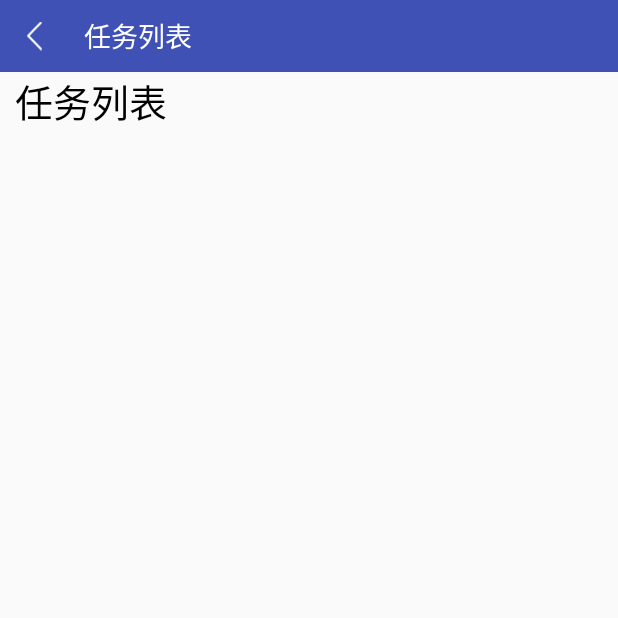
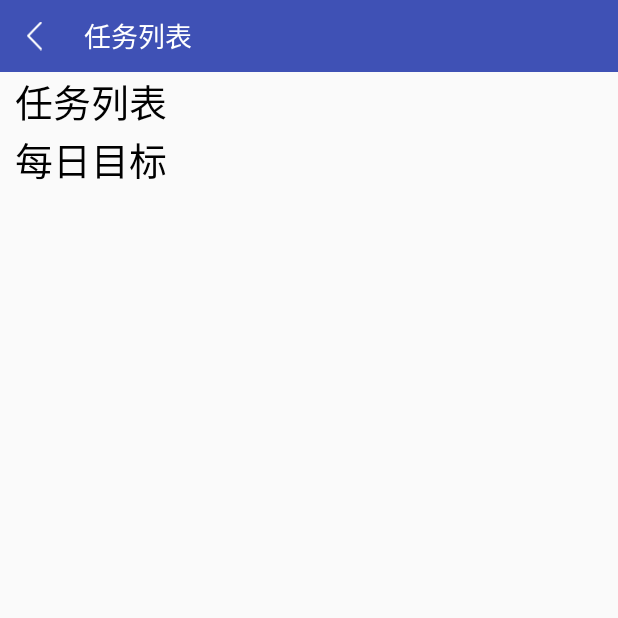
Before and after one commit to Lemon-XQ/PregnantMonitor, an Android app: the TaskFragment screen opened directly, with no data from a screen before it, on a phone screen of 412 x 824 dp, the top half of it. Run offline under Robolectric (Android 15) with nearby library versions, the phone set to English and light mode, and no system bars.

Commit message:
fixed grammer

```diff
--- a/app/src/main/AndroidManifest.xml
+++ b/app/src/main/AndroidManifest.xml
@@ -42,9 +42,6 @@
                 <category android:name="android.intent.category.LAUNCHER" />
             </intent-filter>
         </activity>
-        <activity android:name=".OneFragment" />
-        <activity android:name=".TwoFragment" />
-        <activity android:name=".ToolBar" />
         <activity android:name=".MainActivity" />
         <activity android:name=".activity.Main2Activity" />
         <activity
--- a/app/src/main/res/layout/ac_exercise_plan.xml
+++ b/app/src/main/res/layout/ac_exercise_plan.xml
@@ -51,11 +51,11 @@
                     android:ellipsize="end"
                     android:gravity="center"
                     android:maxEms="4"
-                    android:maxWidth="80px"
+                    android:maxWidth="80dp"
                     android:minEms="2"
                     android:visibility="invisible"
-                    android:paddingLeft="40px"
-                    android:paddingRight="40px"
+                    android:paddingLeft="40dp"
+                    android:paddingRight="40dp"
                     android:singleLine="true"/>
 
 
--- a/app/src/main/res/layout/fragment_task.xml
+++ b/app/src/main/res/layout/fragment_task.xml
@@ -3,7 +3,7 @@
     xmlns:android="http://schemas.android.com/apk/res/android"
     android:orientation="vertical"
     android:layout_width="match_parent"
-    android:layout_height="match_parent">
+    android:layout_height="wrap_content">
 
     <TextView
         android:layout_width="match_parent"
@@ -16,5 +16,16 @@
         android:text="@string/TaskList"
         android:textColor="@color/black"
         android:textSize="25sp" />
+    <TextView
+        android:layout_width="match_parent"
+        android:layout_height="0dp"
+        android:layout_gravity="center"
+        android:layout_weight="1"
+        android:background="#00000000"
+        android:paddingLeft="10dp"
+        android:paddingRight="10dp"
+        android:text="@string/Target"
+        android:textColor="@color/black"
+        android:textSize="25sp" />
 
 </LinearLayout>
```
